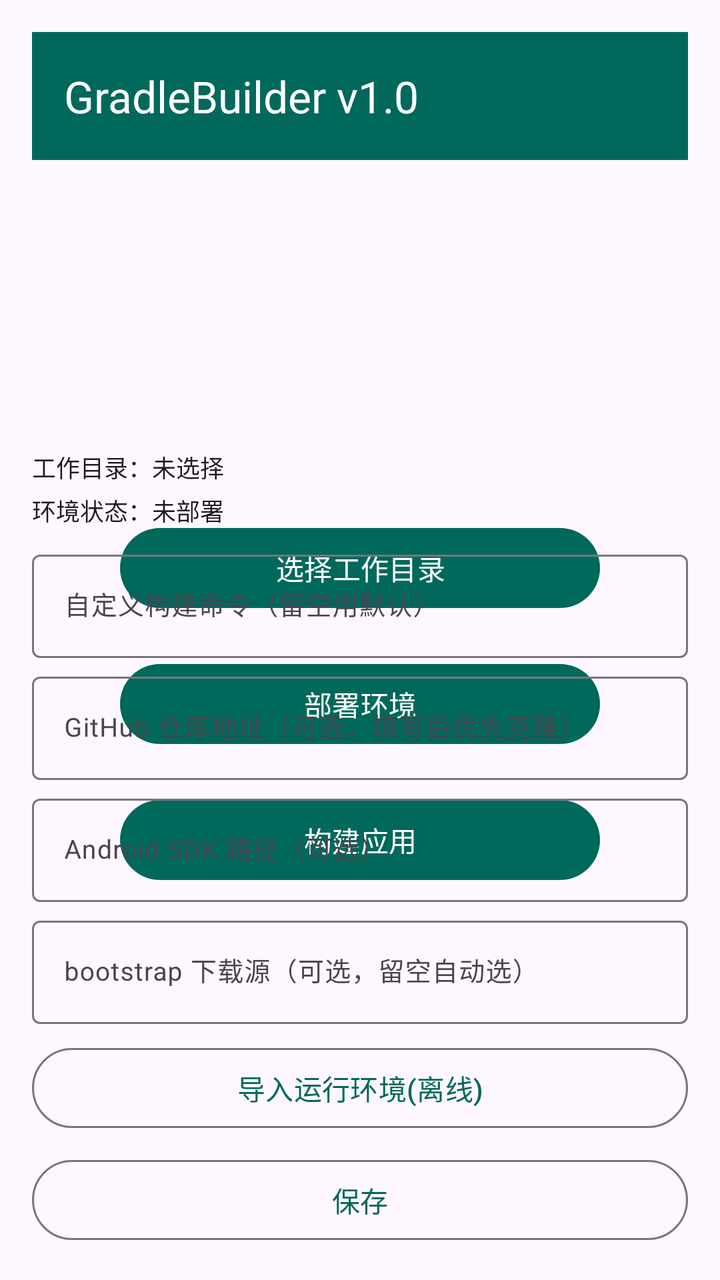
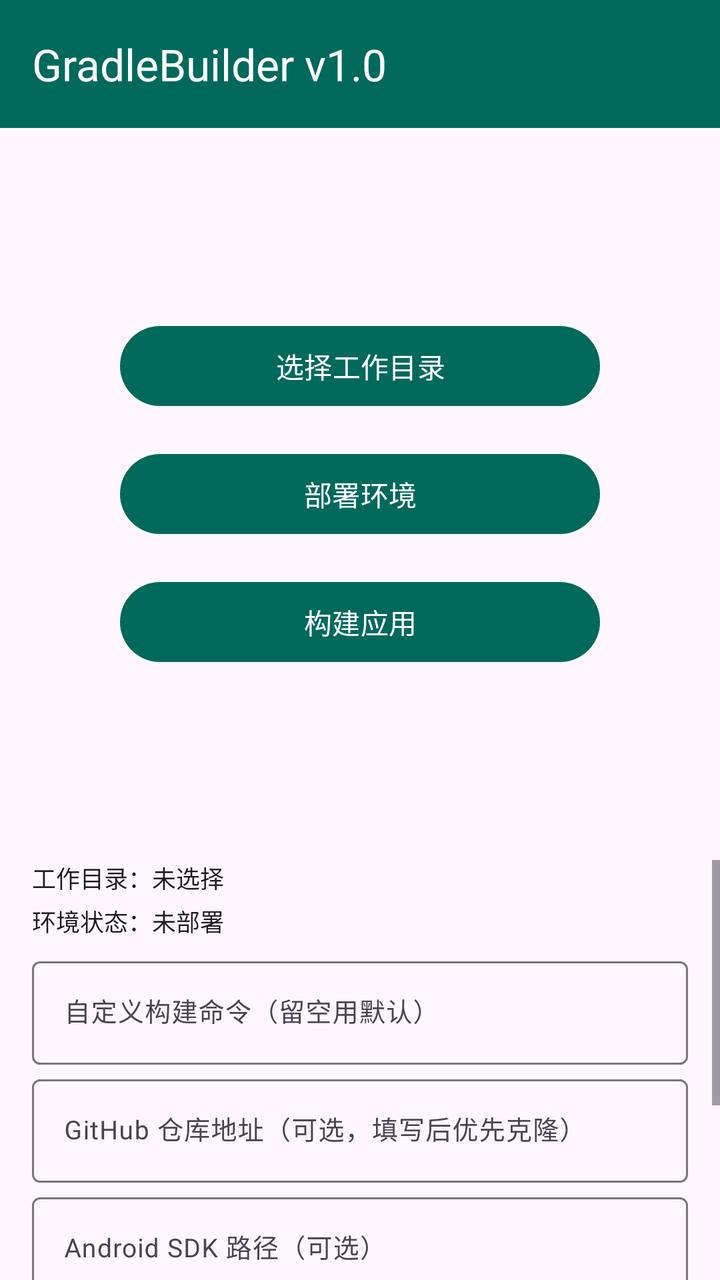

Two renders of the same Android screen: before a commit and after it. Below are the layout's source before the change and the commit's diff.
<!-- AndroidManifest.xml: application theme Theme.GradleBuilder -->
<!-- res/layout/activity_main.xml -->
<?xml version="1.0" encoding="utf-8"?>
<androidx.constraintlayout.widget.ConstraintLayout xmlns:android="http://schemas.android.com/apk/res/android"
    xmlns:app="http://schemas.android.com/apk/res-auto"
    android:layout_width="match_parent"
    android:layout_height="match_parent"
    android:padding="16dp">

    <com.google.android.material.appbar.MaterialToolbar
        android:id="@+id/toolbar"
        android:layout_width="0dp"
        android:layout_height="?attr/actionBarSize"
        android:background="?attr/colorPrimary"
        app:layout_constraintEnd_toEndOf="parent"
        app:layout_constraintStart_toStartOf="parent"
        app:layout_constraintTop_toTopOf="parent"
        app:title="@string/app_name"
        app:titleTextColor="?attr/colorOnPrimary" />

    
    <LinearLayout
        android:id="@+id/btnGroup"
        android:layout_width="wrap_content"
        android:layout_height="wrap_content"
        android:gravity="center"
        android:orientation="vertical"
        app:layout_constraintBottom_toBottomOf="parent"
        app:layout_constraintEnd_toEndOf="parent"
        app:layout_constraintStart_toStartOf="parent"
        app:layout_constraintTop_toBottomOf="@id/toolbar">

        <com.google.android.material.button.MaterialButton
            android:id="@+id/btnPickDir"
            android:layout_width="240dp"
            android:layout_height="wrap_content"
            android:layout_marginBottom="20dp"
            android:text="@string/pick_workdir" />

        <com.google.android.material.button.MaterialButton
            android:id="@+id/btnSetup"
            android:layout_width="240dp"
            android:layout_height="wrap_content"
            android:layout_marginBottom="20dp"
            android:text="@string/setup_env" />

        <com.google.android.material.button.MaterialButton
            android:id="@+id/btnBuild"
            android:layout_width="240dp"
            android:layout_height="wrap_content"
            android:text="@string/build_app" />

    </LinearLayout>

    
    <LinearLayout
        android:id="@+id/statusPanel"
        android:layout_width="0dp"
        android:layout_height="wrap_content"
        android:orientation="vertical"
        app:layout_constraintBottom_toBottomOf="parent"
        app:layout_constraintEnd_toEndOf="parent"
        app:layout_constraintStart_toStartOf="parent">

        <TextView
            android:id="@+id/tvWorkdir"
            android:layout_width="match_parent"
            android:layout_height="wrap_content"
            android:text="@string/workdir_none"
            android:textColor="?attr/colorOnSurface"
            android:textSize="12sp" />

        <TextView
            android:id="@+id/tvEnv"
            android:layout_width="match_parent"
            android:layout_height="wrap_content"
            android:layout_marginTop="4dp"
            android:text="@string/env_not_ready"
            android:textColor="?attr/colorOnSurface"
            android:textSize="12sp" />

        <com.google.android.material.textfield.TextInputLayout
            android:layout_width="match_parent"
            android:layout_height="wrap_content"
            android:layout_marginTop="8dp"
            android:hint="@string/hint_command">

            <com.google.android.material.textfield.TextInputEditText
                android:id="@+id/etCommand"
                android:layout_width="match_parent"
                android:layout_height="wrap_content"
                android:imeOptions="actionDone"
                android:inputType="text"
                android:singleLine="true"
                android:textSize="13sp" />
        </com.google.android.material.textfield.TextInputLayout>

        <com.google.android.material.textfield.TextInputLayout
            android:layout_width="match_parent"
            android:layout_height="wrap_content"
            android:layout_marginTop="4dp"
            android:hint="@string/hint_repo">

            <com.google.android.material.textfield.TextInputEditText
                android:id="@+id/etRepo"
                android:layout_width="match_parent"
                android:layout_height="wrap_content"
                android:imeOptions="actionDone"
                android:inputType="textUri"
                android:singleLine="true"
                android:textSize="13sp" />
        </com.google.android.material.textfield.TextInputLayout>

        <com.google.android.material.textfield.TextInputLayout
            android:layout_width="match_parent"
            android:layout_height="wrap_content"
            android:layout_marginTop="4dp"
            android:hint="@string/hint_sdk">

            <com.google.android.material.textfield.TextInputEditText
                android:id="@+id/etSdk"
                android:layout_width="match_parent"
                android:layout_height="wrap_content"
                android:imeOptions="actionDone"
                android:inputType="text"
                android:singleLine="true"
                android:textSize="13sp" />
        </com.google.android.material.textfield.TextInputLayout>

        <com.google.android.material.textfield.TextInputLayout
            android:layout_width="match_parent"
            android:layout_height="wrap_content"
            android:layout_marginTop="4dp"
            android:hint="@string/hint_bootstrap">

            <com.google.android.material.textfield.TextInputEditText
                android:id="@+id/etBootstrap"
                android:layout_width="match_parent"
                android:layout_height="wrap_content"
                android:imeOptions="actionDone"
                android:inputType="textUri"
                android:singleLine="true"
                android:textSize="13sp" />
        </com.google.android.material.textfield.TextInputLayout>

        <com.google.android.material.button.MaterialButton
            android:id="@+id/btnImportEnv"
            style="@style/Widget.Material3.Button.OutlinedButton"
            android:layout_width="match_parent"
            android:layout_height="wrap_content"
            android:layout_marginTop="8dp"
            android:text="@string/import_env" />

        <com.google.android.material.button.MaterialButton
            android:id="@+id/btnSave"
            style="@style/Widget.Material3.Button.OutlinedButton"
            android:layout_width="match_parent"
            android:layout_height="wrap_content"
            android:layout_marginTop="8dp"
            android:text="@string/save" />

    </LinearLayout>

</androidx.constraintlayout.widget.ConstraintLayout>
<!-- resources referenced by this layout -->
<resources>
  <string name="app_name">GradleBuilder v1.0</string>
  <string name="build_app">构建应用</string>
  <string name="env_not_ready">环境状态：未部署</string>
  <string name="hint_bootstrap">bootstrap 下载源（可选，留空自动选）</string>
  <string name="hint_command">自定义构建命令（留空用默认）</string>
  <string name="hint_repo">GitHub 仓库地址（可选，填写后优先克隆）</string>
  <string name="hint_sdk">Android SDK 路径（可选）</string>
  <string name="import_env">导入运行环境(离线)</string>
  <string name="pick_workdir">选择工作目录</string>
  <string name="save">保存</string>
  <string name="setup_env">部署环境</string>
  <string name="workdir_none">工作目录：未选择</string>
  <style name="Theme.GradleBuilder" parent="Theme.Material3.DayNight.NoActionBar">
          <item name="colorPrimary">@color/colorPrimary</item>
          <item name="colorOnPrimary">@color/colorOnPrimary</item>
          <item name="colorSecondary">@color/colorSecondary</item>
          <item name="colorOnSecondary">@color/colorOnSecondary</item>
          <item name="android:statusBarColor">@color/colorPrimary</item>
          <item name="android:windowLightStatusBar">false</item>
      </style>
  <color name="colorPrimary">#FF00695C</color>
  <color name="colorOnPrimary">#FFFFFFFF</color>
  <color name="colorSecondary">#FF00838F</color>
  <color name="colorOnSecondary">#FFFFFFFF</color>
</resources>

<!-- the commit's change to res/layout/activity_main.xml (unified diff, before → after) -->
@@ -2,8 +2,7 @@
 <androidx.constraintlayout.widget.ConstraintLayout xmlns:android="http://schemas.android.com/apk/res/android"
     xmlns:app="http://schemas.android.com/apk/res-auto"
     android:layout_width="match_parent"
-    android:layout_height="match_parent"
-    android:padding="16dp">
+    android:layout_height="match_parent">
 
     <com.google.android.material.appbar.MaterialToolbar
         android:id="@+id/toolbar"
@@ -20,10 +19,12 @@
     <LinearLayout
         android:id="@+id/btnGroup"
         android:layout_width="wrap_content"
-        android:layout_height="wrap_content"
+        android:layout_height="0dp"
         android:gravity="center"
         android:orientation="vertical"
-        app:layout_constraintBottom_toBottomOf="parent"
+        android:paddingTop="8dp"
+        android:paddingBottom="8dp"
+        app:layout_constraintBottom_toTopOf="@id/statusPanel"
         app:layout_constraintEnd_toEndOf="parent"
         app:layout_constraintStart_toStartOf="parent"
         app:layout_constraintTop_toBottomOf="@id/toolbar">
@@ -32,14 +33,14 @@
             android:id="@+id/btnPickDir"
             android:layout_width="240dp"
             android:layout_height="wrap_content"
-            android:layout_marginBottom="20dp"
+            android:layout_marginBottom="16dp"
             android:text="@string/pick_workdir" />
 
         <com.google.android.material.button.MaterialButton
             android:id="@+id/btnSetup"
             android:layout_width="240dp"
             android:layout_height="wrap_content"
-            android:layout_marginBottom="20dp"
+            android:layout_marginBottom="16dp"
             android:text="@string/setup_env" />
 
         <com.google.android.material.button.MaterialButton
@@ -51,112 +52,131 @@
     </LinearLayout>
 
     
-    <LinearLayout
+    <ScrollView
         android:id="@+id/statusPanel"
         android:layout_width="0dp"
         android:layout_height="wrap_content"
-        android:orientation="vertical"
+        android:fillViewport="false"
+        android:overScrollMode="never"
         app:layout_constraintBottom_toBottomOf="parent"
         app:layout_constraintEnd_toEndOf="parent"
+        app:layout_constraintHeight_max="210dp"
         app:layout_constraintStart_toStartOf="parent">
 
-        <TextView
-            android:id="@+id/tvWorkdir"
+        <LinearLayout
             android:layout_width="match_parent"
             android:layout_height="wrap_content"
-            android:text="@string/workdir_none"
-            android:textColor="?attr/colorOnSurface"
-            android:textSize="12sp" />
+            android:orientation="vertical"
+            android:paddingStart="16dp"
+            android:paddingEnd="16dp"
+            android:paddingBottom="12dp">
 
-        <TextView
-            android:id="@+id/tvEnv"
-            android:layout_width="match_parent"
-            android:layout_height="wrap_content"
-            android:layout_marginTop="4dp"
-            android:text="@string/env_not_ready"
-            android:textColor="?attr/colorOnSurface"
-            android:textSize="12sp" />
-
-        <com.google.android.material.textfield.TextInputLayout
-            android:layout_width="match_parent"
-            android:layout_height="wrap_content"
-            android:layout_marginTop="8dp"
-            android:hint="@string/hint_command">
-
-            <com.google.android.material.textfield.TextInputEditText
-                android:id="@+id/etCommand"
+            <TextView
+                android:id="@+id/tvWorkdir"
                 android:layout_width="match_parent"
                 android:layout_height="wrap_content"
-                android:imeOptions="actionDone"
-                android:inputType="text"
-                android:singleLine="true"
-                android:textSize="13sp" />
-        </com.google.android.material.textfield.TextInputLayout>
+                android:text="@string/workdir_none"
+                android:textColor="?attr/colorOnSurface"
+                android:textSize="12sp" />
 
-        <com.google.android.material.textfield.TextInputLayout
-            android:layout_width="match_parent"
-            android:layout_height="wrap_content"
-            android:layout_marginTop="4dp"
-            android:hint="@string/hint_repo">
-
-            <com.google.android.material.textfield.TextInputEditText
-                android:id="@+id/etRepo"
+            <TextView
+                android:id="@+id/tvEnv"
                 android:layout_width="match_parent"
                 android:layout_height="wrap_content"
-                android:imeOptions="actionDone"
-                android:inputType="textUri"
-                android:singleLine="true"
-                android:textSize="13sp" />
-        </com.google.android.material.textfield.TextInputLayout>
+                android:layout_marginTop="4dp"
+                android:text="@string/env_not_ready"
+                android:textColor="?attr/colorOnSurface"
+                android:textSize="12sp" />
 
-        <com.google.android.material.textfield.TextInputLayout
-            android:layout_width="match_parent"
-            android:layout_height="wrap_content"
-            android:layout_marginTop="4dp"
-            android:hint="@string/hint_sdk">
-
-            <com.google.android.material.textfield.TextInputEditText
-                android:id="@+id/etSdk"
+            <com.google.android.material.textfield.TextInputLayout
                 android:layout_width="match_parent"
                 android:layout_height="wrap_content"
-                android:imeOptions="actionDone"
-                android:inputType="text"
-                android:singleLine="true"
-                android:textSize="13sp" />
-        </com.google.android.material.textfield.TextInputLayout>
+                android:layout_marginTop="6dp"
+                android:hint="@string/hint_command">
 
-        <com.google.android.material.textfield.TextInputLayout
-            android:layout_width="match_parent"
-            android:layout_height="wrap_content"
-            android:layout_marginTop="4dp"
-            android:hint="@string/hint_bootstrap">
+                <com.google.android.material.textfield.TextInputEditText
+                    android:id="@+id/etCommand"
+                    android:layout_width="match_parent"
+                    android:layout_height="wrap_content"
+                    android:imeOptions="actionDone"
+                    android:inputType="text"
+                    android:singleLine="true"
+                    android:textSize="13sp" />
+            </com.google.android.material.textfield.TextInputLayout>
 
-            <com.google.android.material.textfield.TextInputEditText
-                android:id="@+id/etBootstrap"
+            <com.google.android.material.textfield.TextInputLayout
                 android:layout_width="match_parent"
                 android:layout_height="wrap_content"
-                android:imeOptions="actionDone"
-                android:inputType="textUri"
-                android:singleLine="true"
-                android:textSize="13sp" />
-        </com.google.android.material.textfield.TextInputLayout>
+                android:layout_marginTop="2dp"
+                android:hint="@string/hint_repo">
 
-        <com.google.android.material.button.MaterialButton
-            android:id="@+id/btnImportEnv"
-            style="@style/Widget.Material3.Button.OutlinedButton"
-            android:layout_width="match_parent"
-            android:layout_height="wrap_content"
-            android:layout_marginTop="8dp"
-            android:text="@string/import_env" />
+                <com.google.android.material.textfield.TextInputEditText
+                    android:id="@+id/etRepo"
+                    android:layout_width="match_parent"
+                    android:layout_height="wrap_content"
+                    android:imeOptions="actionDone"
+                    android:inputType="textUri"
+                    android:singleLine="true"
+                    android:textSize="13sp" />
+            </com.google.android.material.textfield.TextInputLayout>
 
-        <com.google.android.material.button.MaterialButton
-            android:id="@+id/btnSave"
-            style="@style/Widget.Material3.Button.OutlinedButton"
-            android:layout_width="match_parent"
-            android:layout_height="wrap_content"
-            android:layout_marginTop="8dp"
-            android:text="@string/save" />
+            <com.google.android.material.textfield.TextInputLayout
+                android:layout_width="match_parent"
+                android:layout_height="wrap_content"
+                android:layout_marginTop="2dp"
+                android:hint="@string/hint_sdk">
 
-    </LinearLayout>
+                <com.google.android.material.textfield.TextInputEditText
+                    android:id="@+id/etSdk"
+                    android:layout_width="match_parent"
+                    android:layout_height="wrap_content"
+                    android:imeOptions="actionDone"
+                    android:inputType="text"
+                    android:singleLine="true"
+                    android:textSize="13sp" />
+            </com.google.android.material.textfield.TextInputLayout>
+
+            <com.google.android.material.textfield.TextInputLayout
+                android:layout_width="match_parent"
+                android:layout_height="wrap_content"
+                android:layout_marginTop="2dp"
+                android:hint="@string/hint_bootstrap">
+
+                <com.google.android.material.textfield.TextInputEditText
+                    android:id="@+id/etBootstrap"
+                    android:layout_width="match_parent"
+                    android:layout_height="wrap_content"
+                    android:imeOptions="actionDone"
+                    android:inputType="textUri"
+                    android:singleLine="true"
+                    android:textSize="13sp" />
+            </com.google.android.material.textfield.TextInputLayout>
+
+            <LinearLayout
+                android:layout_width="match_parent"
+                android:layout_height="wrap_content"
+                android:layout_marginTop="8dp"
+                android:orientation="horizontal">
+
+                <com.google.android.material.button.MaterialButton
+                    android:id="@+id/btnImportEnv"
+                    style="@style/Widget.Material3.Button.OutlinedButton"
+                    android:layout_width="0dp"
+                    android:layout_height="wrap_content"
+                    android:layout_weight="1"
+                    android:text="@string/import_env" />
+
+                <com.google.android.material.button.MaterialButton
+                    android:id="@+id/btnSave"
+                    style="@style/Widget.Material3.Button.OutlinedButton"
+                    android:layout_width="0dp"
+                    android:layout_height="wrap_content"
+                    android:layout_marginStart="8dp"
+                    android:layout_weight="1"
+                    android:text="@string/save" />
+            </LinearLayout>
+
+        </LinearLayout>
+    </ScrollView>
 
 </androidx.constraintlayout.widget.ConstraintLayout>
